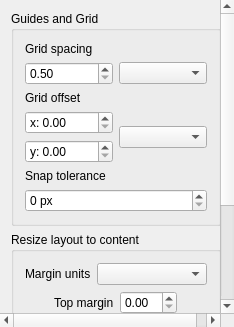
carsmie/QGIS, file src/ui/layout/qgslayoutwidgetbase.ui: the form before one commit.
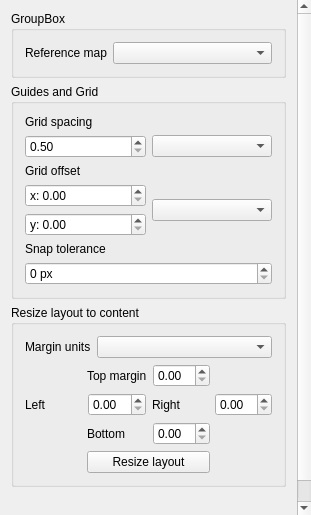
The form after the commit. Custom widgets are drawn as their Qt base class.

Commit message: Port reference map functionality from composer

```diff
--- a/src/ui/layout/qgslayoutwidgetbase.ui
+++ b/src/ui/layout/qgslayoutwidgetbase.ui
@@ -6,8 +6,8 @@
    <rect>
     <x>0</x>
     <y>0</y>
-    <width>234</width>
-    <height>327</height>
+    <width>311</width>
+    <height>515</height>
    </rect>
   </property>
   <property name="windowTitle">
@@ -54,11 +54,40 @@
        <rect>
         <x>0</x>
         <y>0</y>
-        <width>234</width>
-        <height>327</height>
+        <width>297</width>
+        <height>632</height>
        </rect>
       </property>
       <layout class="QVBoxLayout" name="verticalLayout_2">
+       <item>
+        <widget class="QgsCollapsibleGroupBoxBasic" name="groupBox">
+         <property name="title">
+          <string>GroupBox</string>
+         </property>
+         <layout class="QGridLayout" name="gridLayout" columnstretch="0,1">
+          <item row="0" column="0">
+           <widget class="QLabel" name="label_2">
+            <property name="text">
+             <string>Reference map</string>
+            </property>
+           </widget>
+          </item>
+          <item row="0" column="1">
+           <widget class="QgsLayoutItemComboBox" name="mReferenceMapComboBox">
+            <property name="enabled">
+             <bool>true</bool>
+            </property>
+            <property name="toolTip">
+             <string>Specifies the master map for this composition, which is used to georeference composer exports and for scale calculation for item styles.</string>
+            </property>
+            <property name="editable">
+             <bool>false</bool>
+            </property>
+           </widget>
+          </item>
+         </layout>
+        </widget>
+       </item>
        <item>
         <widget class="QgsCollapsibleGroupBoxBasic" name="mSnapToGridGroupCheckBox">
          <property name="focusPolicy">
@@ -343,6 +372,11 @@
    <extends>QSpinBox</extends>
    <header>qgsspinbox.h</header>
   </customwidget>
+  <customwidget>
+   <class>QgsLayoutItemComboBox</class>
+   <extends>QComboBox</extends>
+   <header>qgslayoutitemcombobox.h</header>
+  </customwidget>
  </customwidgets>
  <tabstops>
   <tabstop>scrollArea</tabstop>
```
Left out of the diff: 1 changed line with no effect on the pictures. The commit also changes 9 other files.
